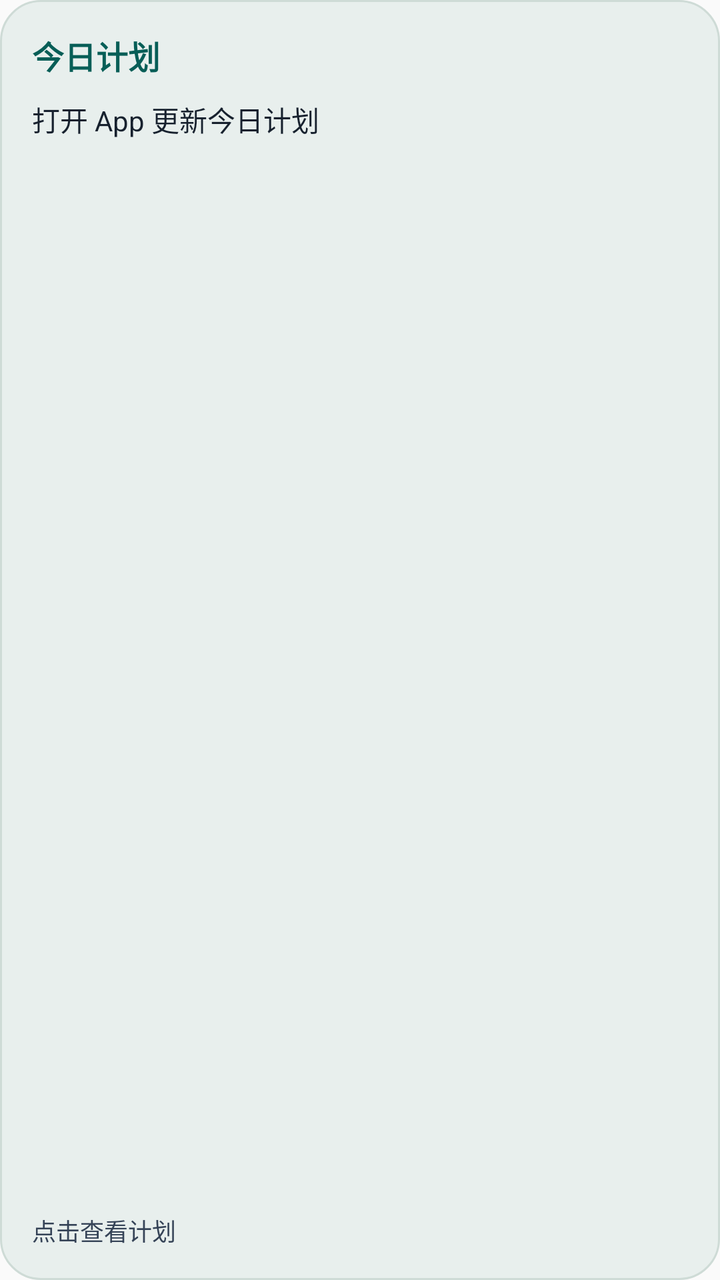
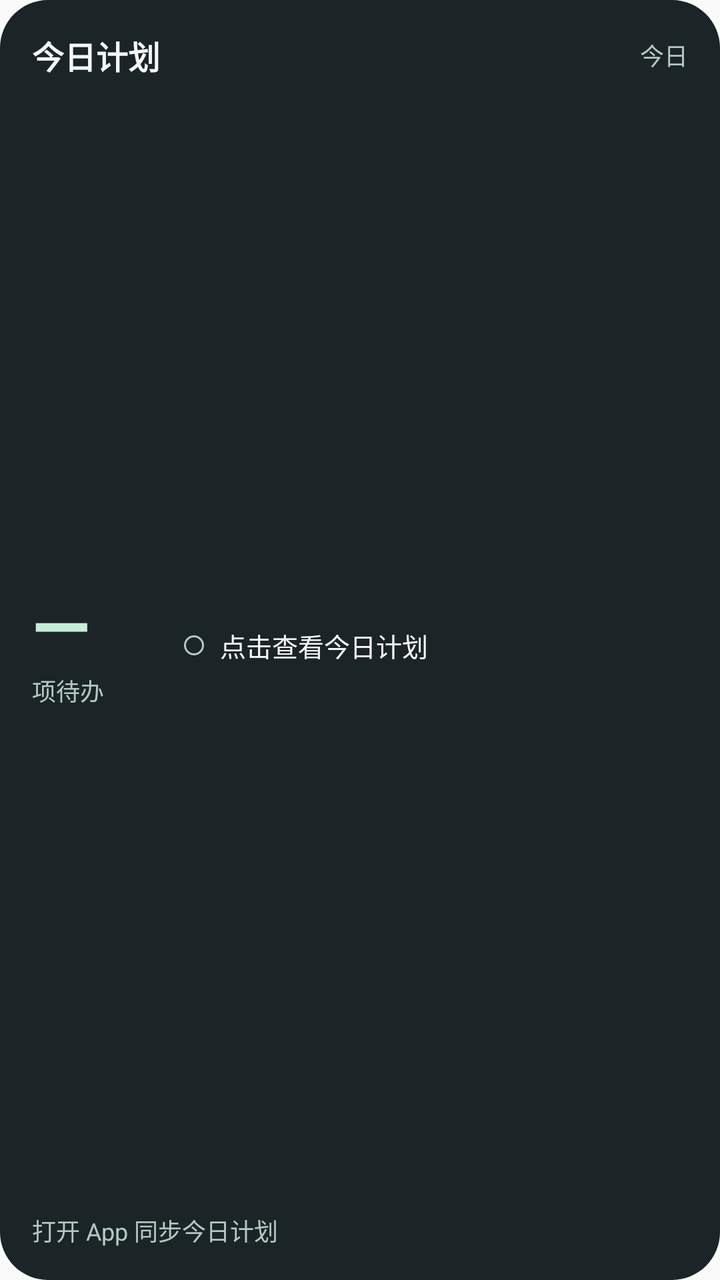

Two renders of the same Android screen: before a commit and after it. Below are the layout's source before the change and the commit's diff.
<!-- AndroidManifest.xml: application theme android:Theme.Material.Light.NoActionBar -->
<!-- res/layout/widget_plans.xml -->
<?xml version="1.0" encoding="utf-8"?>
<LinearLayout xmlns:android="http://schemas.android.com/apk/res/android" android:id="@+id/widget_root" android:layout_width="match_parent" android:layout_height="match_parent" android:orientation="vertical" android:padding="16dp" android:background="@drawable/widget_card">
    <TextView android:layout_width="match_parent" android:layout_height="wrap_content" android:text="今日计划" android:textColor="#075E57" android:textSize="16sp" android:textStyle="bold" />
    <TextView android:id="@+id/widget_content" android:layout_width="match_parent" android:layout_height="0dp" android:layout_weight="1" android:layout_marginTop="10dp" android:text="打开 App 更新今日计划" android:textColor="#17212E" android:textSize="14sp" android:maxLines="3" android:ellipsize="end" android:lineSpacingExtra="4dp" />
    <TextView android:id="@+id/widget_footer" android:layout_width="match_parent" android:layout_height="wrap_content" android:layout_marginTop="8dp" android:text="点击查看计划" android:textColor="#354357" android:textSize="12sp" />
</LinearLayout>
<!-- resources referenced by this layout -->
<resources>
  <!-- drawable widget_card (drawable) -->
  <?xml version="1.0" encoding="utf-8"?>
  <shape xmlns:android="http://schemas.android.com/apk/res/android" android:shape="rectangle">
      <solid android:color="#E8EFED" />
      <corners android:radius="20dp" />
      <stroke android:width="1dp" android:color="#CEDBD6" />
  </shape>
</resources>

<!-- the commit's change to res/layout/widget_plans.xml (unified diff, before → after) -->
@@ -1,6 +1,19 @@
 <?xml version="1.0" encoding="utf-8"?>
-<LinearLayout xmlns:android="http://schemas.android.com/apk/res/android" android:id="@+id/widget_root" android:layout_width="match_parent" android:layout_height="match_parent" android:orientation="vertical" android:padding="16dp" android:background="@drawable/widget_card">
-    <TextView android:layout_width="match_parent" android:layout_height="wrap_content" android:text="今日计划" android:textColor="#075E57" android:textSize="16sp" android:textStyle="bold" />
-    <TextView android:id="@+id/widget_content" android:layout_width="match_parent" android:layout_height="0dp" android:layout_weight="1" android:layout_marginTop="10dp" android:text="打开 App 更新今日计划" android:textColor="#17212E" android:textSize="14sp" android:maxLines="3" android:ellipsize="end" android:lineSpacingExtra="4dp" />
-    <TextView android:id="@+id/widget_footer" android:layout_width="match_parent" android:layout_height="wrap_content" android:layout_marginTop="8dp" android:text="点击查看计划" android:textColor="#354357" android:textSize="12sp" />
+<LinearLayout xmlns:android="http://schemas.android.com/apk/res/android" android:id="@+id/widget_root" android:layout_width="match_parent" android:layout_height="match_parent" android:orientation="vertical" android:padding="16dp" android:background="@drawable/widget_plan_card">
+    <LinearLayout android:layout_width="match_parent" android:layout_height="wrap_content" android:gravity="center_vertical">
+        <TextView android:layout_width="0dp" android:layout_weight="1" android:layout_height="wrap_content" android:text="今日计划" android:textColor="#F4F7F5" android:textSize="16sp" android:textStyle="bold" />
+        <TextView android:id="@+id/widget_date" android:layout_width="wrap_content" android:layout_height="wrap_content" android:text="今日" android:textColor="#B2C9C0" android:textSize="12sp" />
+    </LinearLayout>
+    <LinearLayout android:layout_width="match_parent" android:layout_height="0dp" android:layout_weight="1" android:layout_marginTop="8dp" android:gravity="center_vertical">
+        <LinearLayout android:layout_width="64dp" android:layout_height="wrap_content" android:orientation="vertical">
+            <TextView android:id="@+id/widget_amount" android:layout_width="match_parent" android:layout_height="wrap_content" android:text="—" android:textColor="#C7EDD9" android:textSize="38sp" android:textStyle="bold" android:maxLines="1" android:ellipsize="end" android:includeFontPadding="false" />
+            <TextView android:layout_width="match_parent" android:layout_height="wrap_content" android:text="项待办" android:textColor="#B2C9C0" android:textSize="12sp" />
+        </LinearLayout>
+        <LinearLayout android:layout_width="0dp" android:layout_weight="1" android:layout_height="wrap_content" android:layout_marginStart="12dp" android:orientation="vertical">
+            <TextView android:id="@+id/widget_task_1" android:layout_width="match_parent" android:layout_height="wrap_content" android:text="点击查看今日计划" android:textColor="#F4F7F5" android:textSize="13sp" android:maxLines="1" android:ellipsize="end" android:drawableStart="@drawable/widget_check" android:drawablePadding="8dp" />
+            <TextView android:id="@+id/widget_task_2" android:layout_width="match_parent" android:layout_height="wrap_content" android:layout_marginTop="6dp" android:visibility="gone" android:textColor="#F4F7F5" android:textSize="13sp" android:maxLines="1" android:ellipsize="end" android:drawableStart="@drawable/widget_check" android:drawablePadding="8dp" />
+            <TextView android:id="@+id/widget_task_3" android:layout_width="match_parent" android:layout_height="wrap_content" android:layout_marginTop="6dp" android:visibility="gone" android:textColor="#F4F7F5" android:textSize="13sp" android:maxLines="1" android:ellipsize="end" android:drawableStart="@drawable/widget_check" android:drawablePadding="8dp" />
+        </LinearLayout>
+    </LinearLayout>
+    <TextView android:id="@+id/widget_footer" android:layout_width="match_parent" android:layout_height="wrap_content" android:layout_marginTop="8dp" android:text="打开 App 同步今日计划" android:textColor="#B2C9C0" android:textSize="12sp" android:maxLines="1" android:ellipsize="end" />
 </LinearLayout>
<!-- resource entries referenced after the edit -->
@@ -1,11 +1,10 @@
 <!-- resources referenced by this layout -->
 <resources>
-  <!-- drawable widget_card (drawable) -->
+  <!-- drawable widget_check (drawable) -->
   <?xml version="1.0" encoding="utf-8"?>
-  <shape xmlns:android="http://schemas.android.com/apk/res/android" android:shape="rectangle">
-      <solid android:color="#E8EFED" />
-      <corners android:radius="20dp" />
-      <stroke android:width="1dp" android:color="#CEDBD6" />
-  </shape>
+  <shape xmlns:android="http://schemas.android.com/apk/res/android" android:shape="oval"><size android:width="10dp" android:height="10dp" /><stroke android:width="1dp" android:color="#B2C9C0" /></shape>
+  <!-- drawable widget_plan_card (drawable) -->
+  <?xml version="1.0" encoding="utf-8"?>
+  <shape xmlns:android="http://schemas.android.com/apk/res/android"><solid android:color="#1B2427" /><corners android:radius="24dp" /></shape>
 </resources>
 
